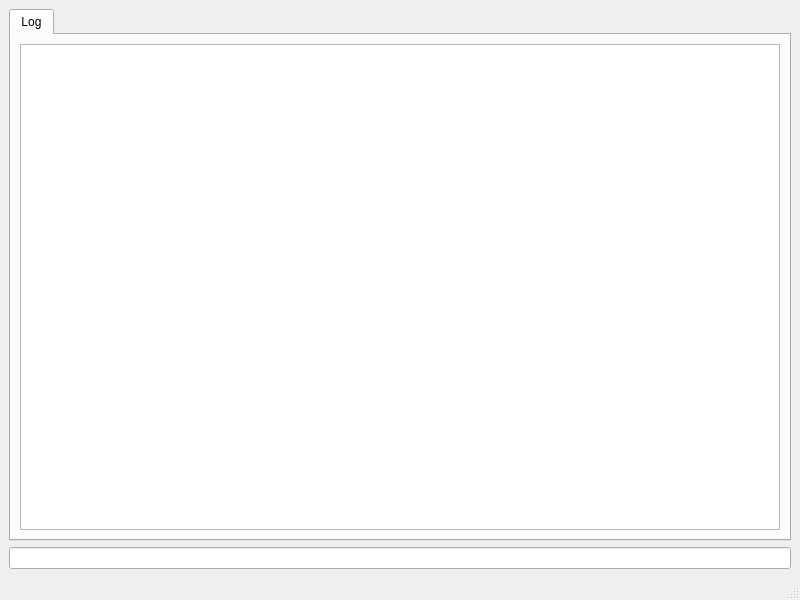
First picture: the form in mainwindow.ui, repository movepointsolutions/kurukshetra, before the edit.
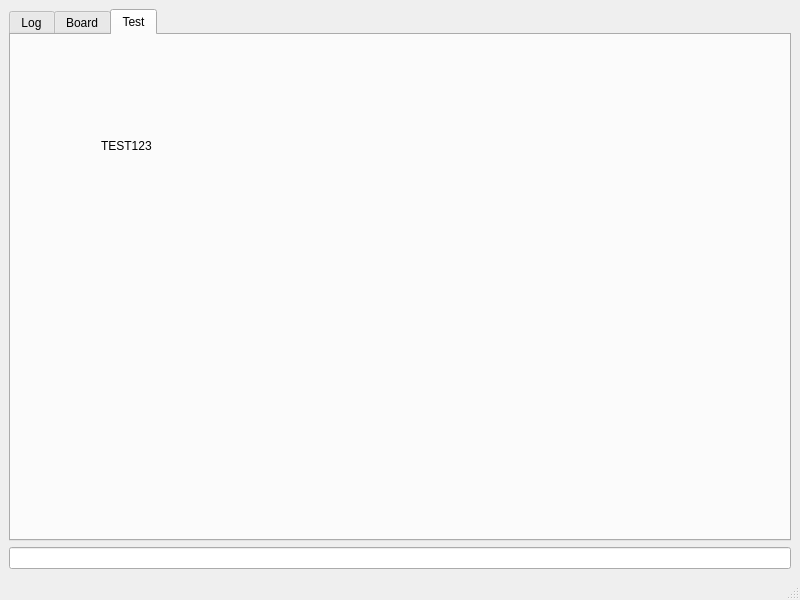
Second picture: the form after the edit. The open tabs and pages were chosen to show the change.

What changed in the file:
```diff
--- a/mainwindow.ui
+++ b/mainwindow.ui
@@ -35,6 +35,29 @@
         </item>
        </layout>
       </widget>
+      <widget class="QWidget" name="tab_board">
+       <attribute name="title">
+        <string>Board</string>
+       </attribute>
+      </widget>
+      <widget class="QWidget" name="tab_test">
+       <attribute name="title">
+        <string>Test</string>
+       </attribute>
+       <widget class="QLabel" name="label">
+        <property name="geometry">
+         <rect>
+          <x>90</x>
+          <y>60</y>
+          <width>171</width>
+          <height>101</height>
+         </rect>
+        </property>
+        <property name="text">
+         <string>TEST123</string>
+        </property>
+       </widget>
+      </widget>
      </widget>
     </item>
     <item>
```
Left out of the diff: 2 changed lines with no effect on the pictures.
